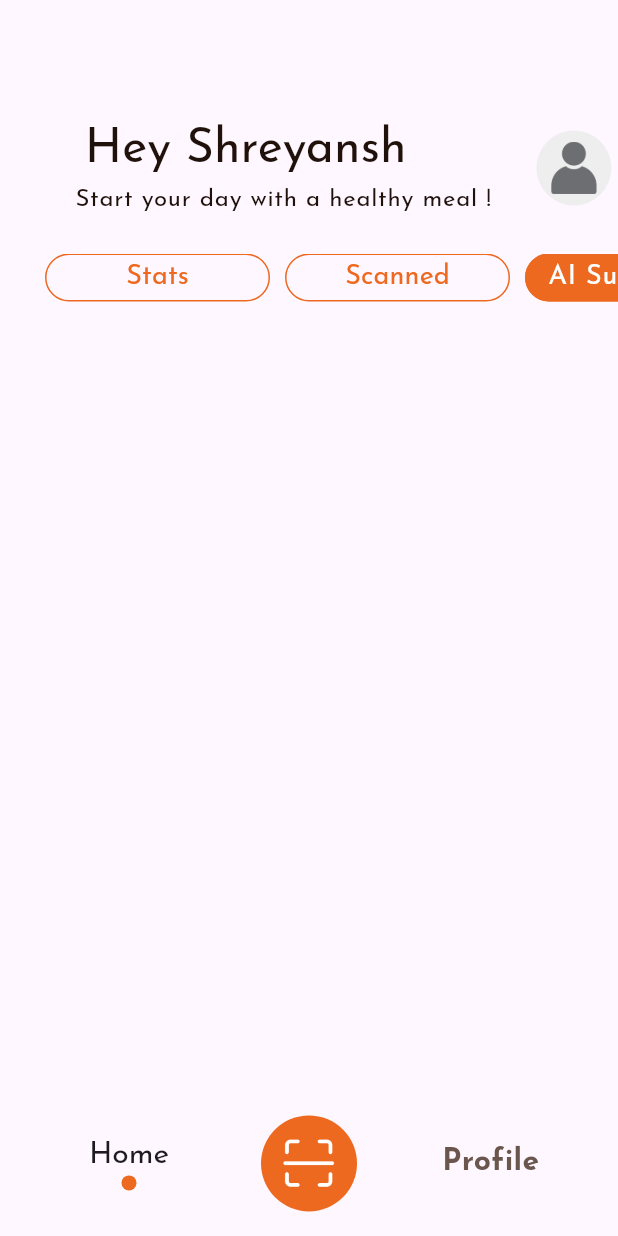
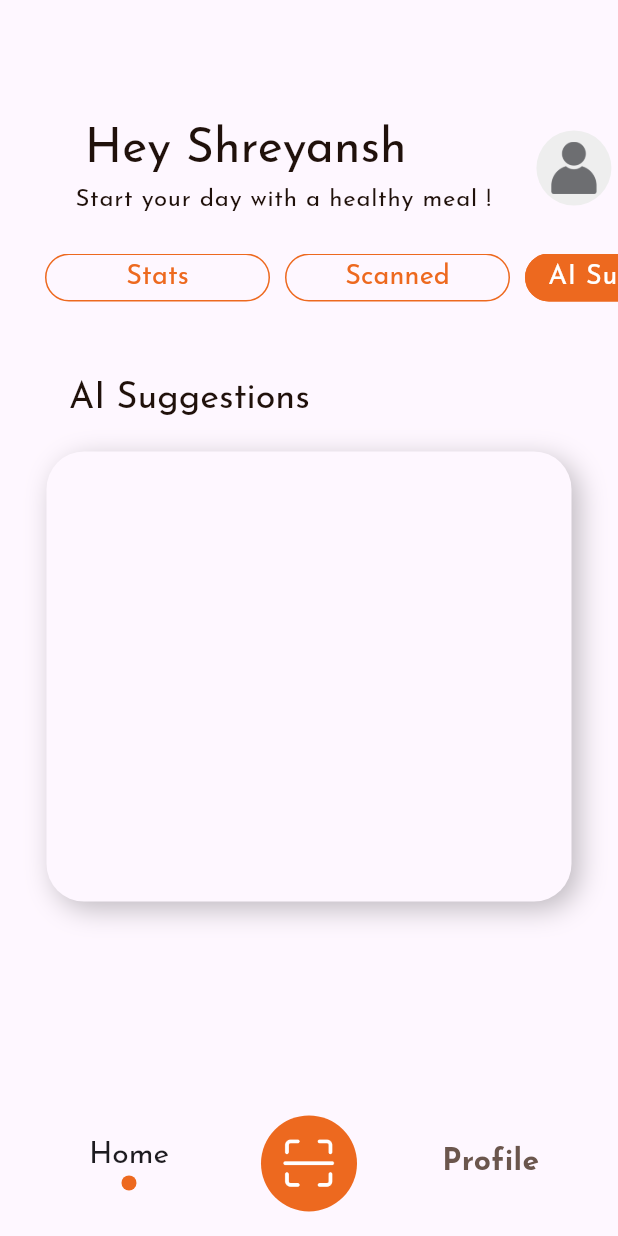
Before and after one commit to Shreyansh-Gangwar/app_web_v1, a Flutter app: the screen it shows after launch, after a tap on "Scanned", after a tap on "AI Suggestion", on a phone screen of 412 x 824 dp. Run offline on Flutter 3.47's test engine with Material 3 defaults, Android fonts, the phone set to English and light mode, and no system bars; our stand-ins replace firebase_core, google_fonts; accounts and stored records are empty.

Commit message:
[UI] AI Suggestions Page started (30/3)

```diff
--- a/lib/pages/home_page.dart
+++ b/lib/pages/home_page.dart
@@ -474,7 +474,24 @@ class _HomePageState extends State<HomePage> {
               aiSuggestionPage
               ? SizedBox(
                 height: MediaQuery.of(context).size.height * .65,
-                child: Column(),
+                child: Column(
+                  children: [
+                    SizedBox(height: 50),
+                    SizedBox(
+                      width: 320,
+                      child: Text(
+                        textAlign: TextAlign.left,
+                        'AI Suggestions',
+                        style: Theme.of(context).textTheme.titleLarge!.copyWith(
+                          fontSize: 24,
+                          fontWeight: FontWeight.w400,
+                        ),
+                      ),
+                    ),
+                    SizedBox(height: 20),
+                    AppContainer(height: 300, width: 350, child: SizedBox()),
+                  ],
+                ),
               )
               :
               // ======================= UI FOR MONTHLY GOAL PAGE ========================//
```
